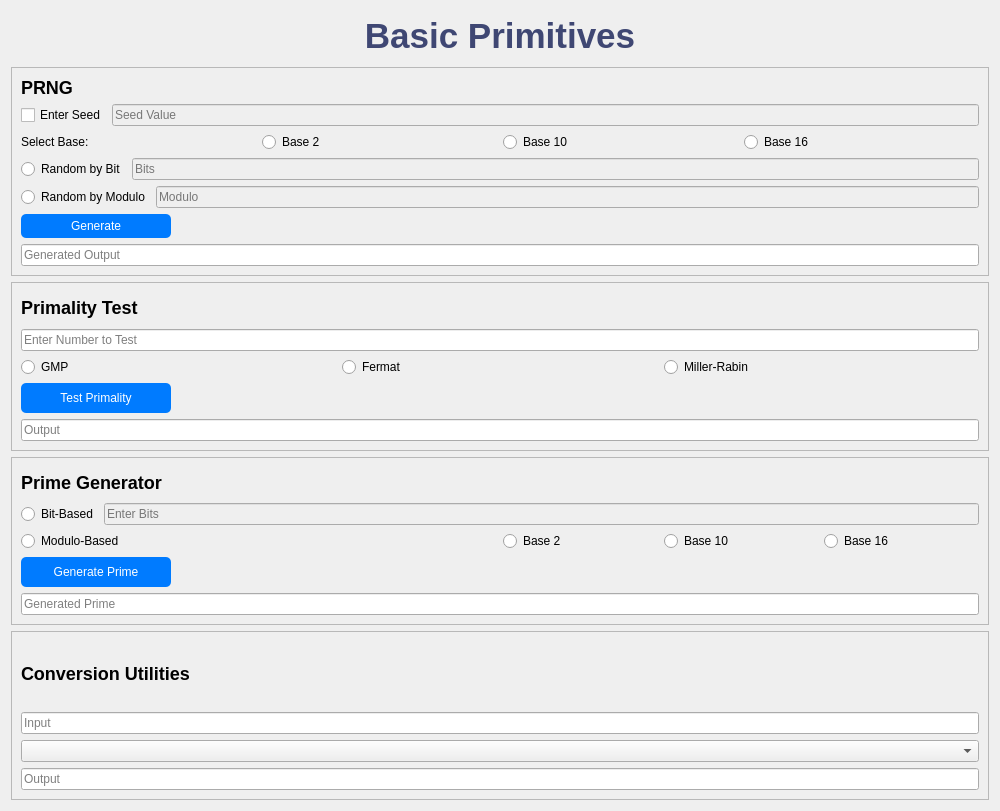
Qt form src/frontend/ui_primitives.ui (phn210/crypto-calcul) before a commit.
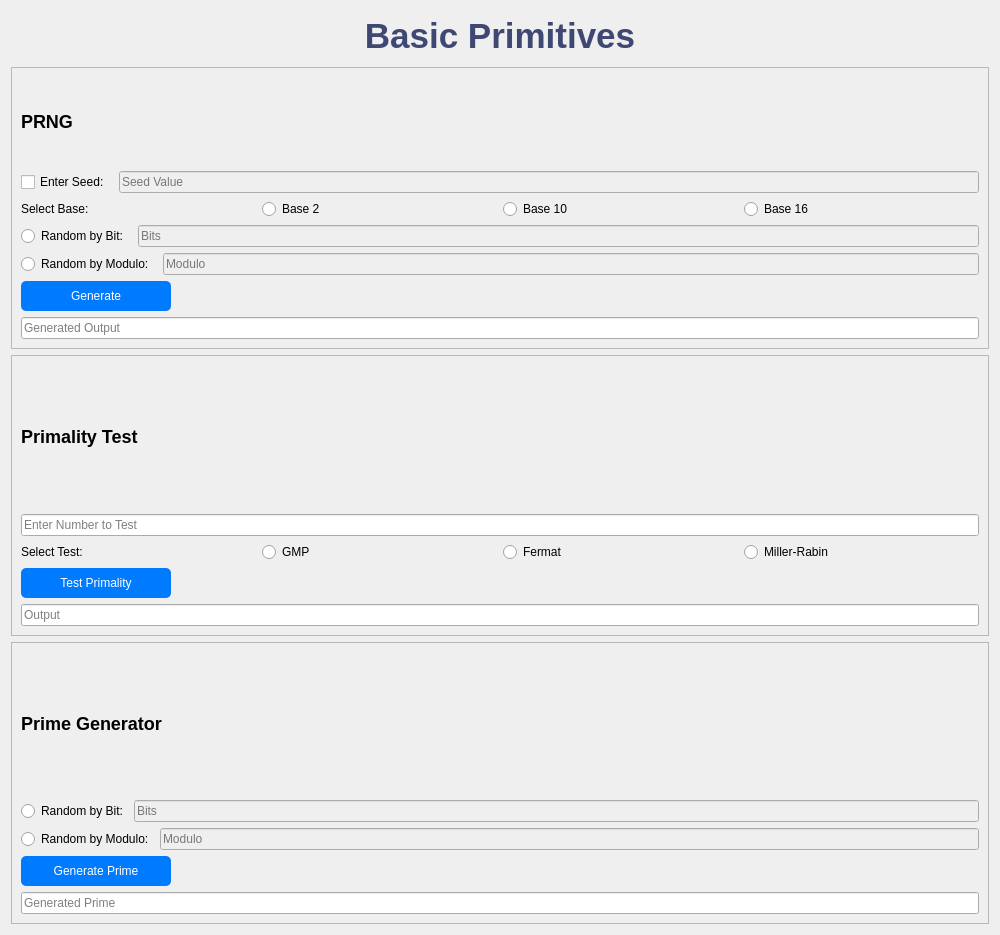
The same form after that commit.

```diff
--- a/src/frontend/ui_primitives.ui
+++ b/src/frontend/ui_primitives.ui
@@ -7,7 +7,7 @@
     <x>0</x>
     <y>0</y>
     <width>1000</width>
-    <height>811</height>
+    <height>935</height>
    </rect>
   </property>
   <property name="windowTitle">
@@ -65,7 +65,7 @@
         <item>
         <widget class="QCheckBox" name="enableSeed">
         <property name="text">
-            <string>Enter Seed</string>
+           <string>Enter Seed: </string>
         </property>
         </widget>
         </item>
@@ -125,7 +125,7 @@
         <item>
             <widget class="QRadioButton" name="randIntB">
             <property name="text">
-            <string>Random by Bit</string>
+             <string>Random by Bit: </string>
             </property>
             </widget>
         </item>
@@ -147,7 +147,7 @@
         <item>
             <widget class="QRadioButton" name="randIntM">
             <property name="text">
-            <string>Random by Modulo</string>
+             <string>Random by Modulo: </string>
             </property>
             </widget>
         </item>
@@ -226,6 +226,13 @@
         </item>
         <item>
             <layout class="QHBoxLayout" name="primalityTestMethodLayout">
+        <item>
+         <widget class="QLabel" name="baseLabel">
+          <property name="text">
+           <string>Select Test:</string>
+          </property>
+         </widget>
+        </item>
             <item>
             <widget class="QRadioButton" name="gmpTestRadio">
             <property name="text">
@@ -298,55 +305,44 @@
         </widget>
     </item>
     <item>
-        <layout class="QHBoxLayout" name="bitBasedLayout">
+       <layout class="QVBoxLayout" name="methodLayout">
         <item>
-        <widget class="QRadioButton" name="bitBased">
+         <layout class="QHBoxLayout" name="randIntBLayout">
+          <item>
+           <widget class="QRadioButton" name="randIntB">
         <property name="text">
-            <string>Bit-Based</string>
+             <string>Random by Bit:</string>
         </property>
         </widget>
         </item>
         <item>
-        <widget class="QLineEdit" name="bitSizeInput">
-        <property name="placeholderText">
-            <string>Enter Bits</string>
-        </property>
+           <widget class="QLineEdit" name="bitsInput">
         <property name="enabled">
             <bool>false</bool>
         </property>
+            <property name="placeholderText">
+             <string>Bits</string>
+            </property>
         </widget>
         </item>
         </layout>
     </item>
     <item>
-        <layout class="QHBoxLayout" name="moduloBasedLayout">
+         <layout class="QHBoxLayout" name="randIntMLayout">
         <item>
-        <widget class="QRadioButton" name="moduloBased">
+           <widget class="QRadioButton" name="randIntM">
         <property name="text">
-            <string>Modulo-Based</string>
+             <string>Random by Modulo:</string>
         </property>
         </widget>
         </item>
         <item>
-        <layout class="QHBoxLayout" name="baseSelectionLayout">
-        <item>
-            <widget class="QRadioButton" name="base2Radio">
-            <property name="text">
-            <string>Base 2</string>
+           <widget class="QLineEdit" name="moduloInput">
+            <property name="enabled">
+             <bool>false</bool>
             </property>
-            </widget>
-        </item>
-        <item>
-            <widget class="QRadioButton" name="base10Radio">
-            <property name="text">
-            <string>Base 10</string>
-            </property>
-            </widget>
-        </item>
-        <item>
-            <widget class="QRadioButton" name="base16Radio">
-            <property name="text">
-            <string>Base 16</string>
+            <property name="placeholderText">
+             <string>Modulo</string>
             </property>
             </widget>
         </item>
@@ -374,47 +370,6 @@
         <widget class="QLineEdit" name="primeGeneratorOutput">
         <property name="placeholderText">
         <string>Generated Prime</string>
-        </property>
-        <property name="readOnly">
-        <bool>true</bool>
-        </property>
-        </widget>
-    </item>
-    </layout>
-    </widget>
-    </item>
-
-<!-- Conversion Utilities -->   
-   <item>
-    <widget class="QFrame" name="conversionUtilitiesFrame">
-     <property name="frameShape">
-      <enum>QFrame::StyledPanel</enum>
-     </property>
-     <layout class="QVBoxLayout" name="conversionUtilitiesLayout">
-      <item>
-       <widget class="QLabel" name="conversionUtilitiesLabel">
-        <property name="styleSheet">
-         <string>font-size: 18px; font-weight: bold;</string>
-        </property>
-        <property name="text">
-         <string>Conversion Utilities</string>
-        </property>
-       </widget>
-      </item>
-      <item>
-       <widget class="QLineEdit" name="conversionUtilitiesInput">
-        <property name="placeholderText">
-         <string>Input</string>
-        </property>
-       </widget>
-      </item>
-      <item>
-       <widget class="QComboBox" name="conversionUtilitiesOptions"/>
-      </item>
-      <item>
-       <widget class="QLineEdit" name="conversionUtilitiesOutput">
-        <property name="placeholderText">
-         <string>Output</string>
         </property>
        </widget>
       </item>
```
Left out of the diff: 112 changed lines with no effect on the pictures. Lines whose indentation alone changed are shown as unchanged.
